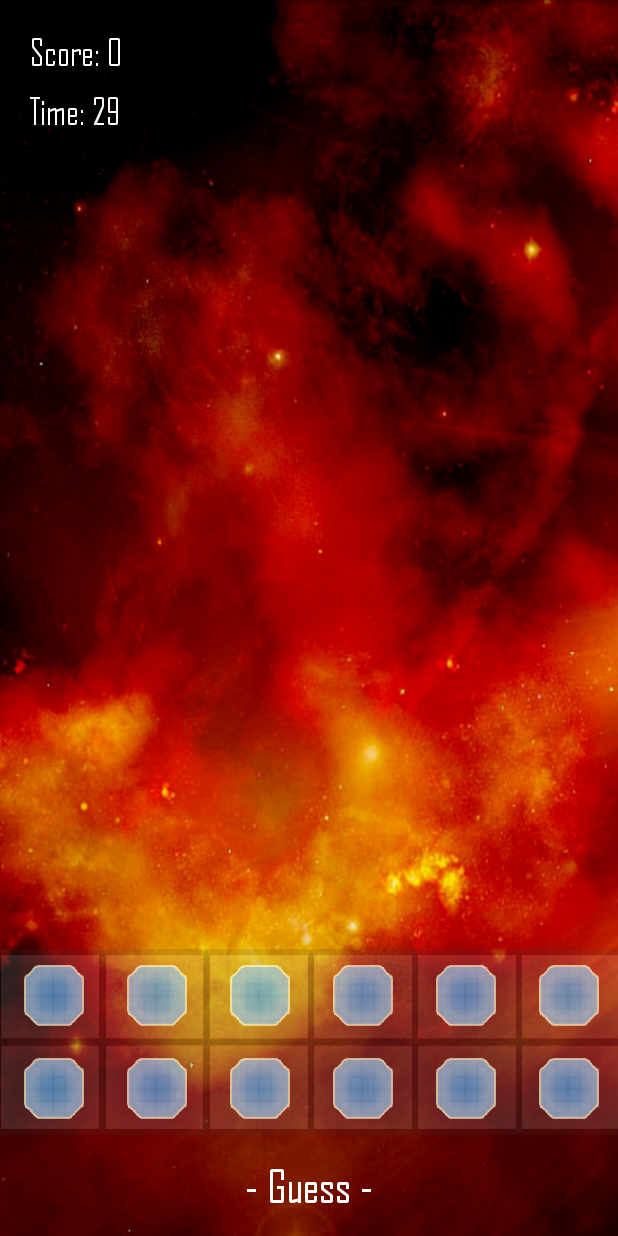
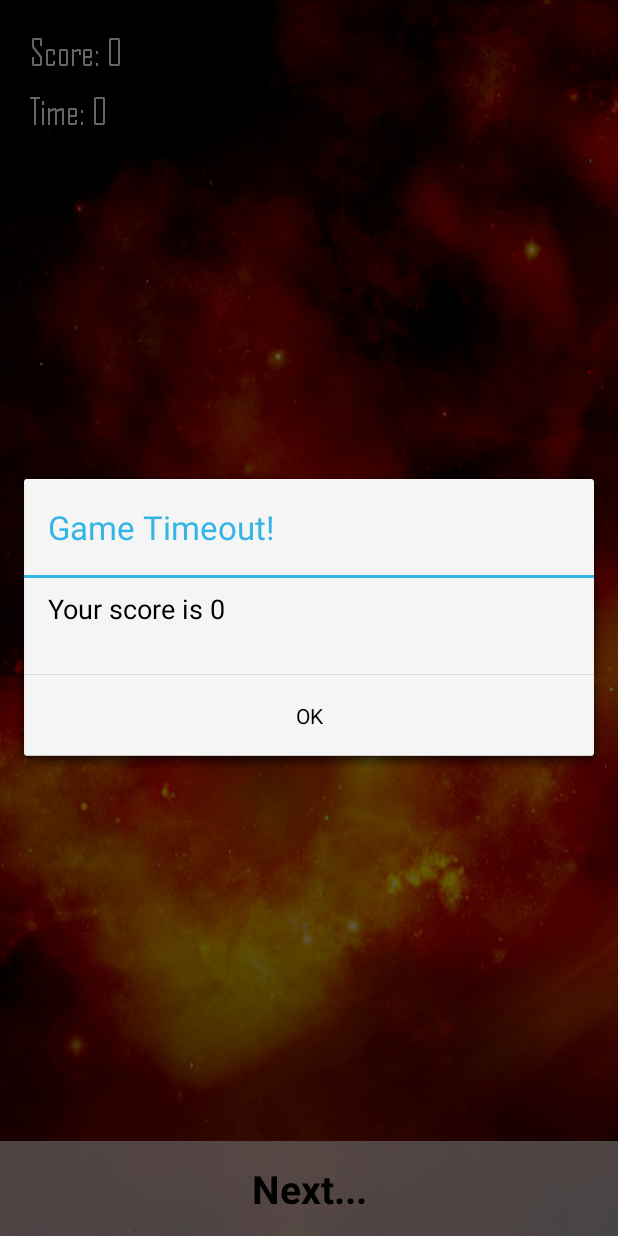
Before and after one commit to SoapSeller/MidWorx, an Android app: the MainActivity screen opened directly, with no data from a screen before it, on a phone screen of 412 x 824 dp. Run offline under Robolectric (Android 15) with nearby library versions, the light colour scheme and no system bars; network calls fail; 6 statements that could not run were skipped.

Commit message:
Fix some end/start-new game bugs.

```diff
--- a/MidWorx/src/main/java/com/fun/midworx/MainActivity.java
+++ b/MidWorx/src/main/java/com/fun/midworx/MainActivity.java
@@ -15,7 +15,7 @@
 import java.util.List;
 
 public class MainActivity extends MidWorxActivity {
-    private static final int MAX_GAME_SECONDS = 30;
+    private static final int MAX_GAME_SECONDS = 20g;
     private BoxesContainer mBoxesContainer;
     private TextView mScoreText;
     private int mSessionScore = 0;
@@ -41,6 +41,8 @@
         setGuessButton();
         setNextButton();
 
+        letterOrganizer = new LetterOrganizer(findViewById(R.id.letters_organizer));
+
         mBoxesContainer = (BoxesContainer) findViewById(R.id.words_boxes_layout);
         mScoreText = (TextView) findViewById(R.id.score_txt);
         mTimeText = (TextView) findViewById(R.id.time_txt);
@@ -49,6 +51,7 @@
     }
 
     private void startNewGame() {
+        mBoxesContainer.clear();
 
         //dummy data
         List<String> words = null;
@@ -72,7 +75,6 @@
         }
 
         startTimer();
-		letterOrganizer = new LetterOrganizer(findViewById(R.id.letters_organizer));
 //		letterOrganizerContainer.addView(letterOrganizer);
 
 		List<String> letters = new ArrayList<String>();
@@ -113,7 +115,7 @@
             builder.setMessage("Your score is " + mSessionScore).setTitle("Game Timeout!");
             letterOrganizer.hide();
             findViewById(R.id.next_btn).setVisibility(View.VISIBLE);
-            findViewById(R.id.guess_btn).setVisibility(View.GONE);
+            findViewById(R.id.guess_btn).setVisibility(View.INVISIBLE);
             builder.setPositiveButton("OK", new DialogInterface.OnClickListener() {
                 public void onClick(DialogInterface dialog, int id) {
                     mBoxesContainer.showUnguessed();
--- a/MidWorx/src/main/java/com/fun/midworx/com/fun/midworx/views/BoxesContainer.java
+++ b/MidWorx/src/main/java/com/fun/midworx/com/fun/midworx/views/BoxesContainer.java
@@ -25,6 +25,11 @@
         params.setMargins(2, 0, 2, 0);
     }
 
+    public void clear() {
+        removeAllViews();
+        mBoxes.clear();
+    }
+
     public boolean guessWord(String word) {
         WordsBox box = mBoxes.get(word.length());
         if (box != null)
```
